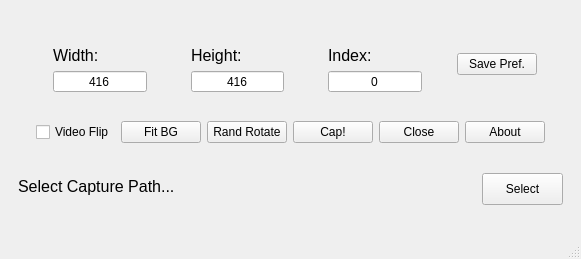
marc0cheung/ImageCap, file QtUI/imagecap_panel.ui: the form before one commit.
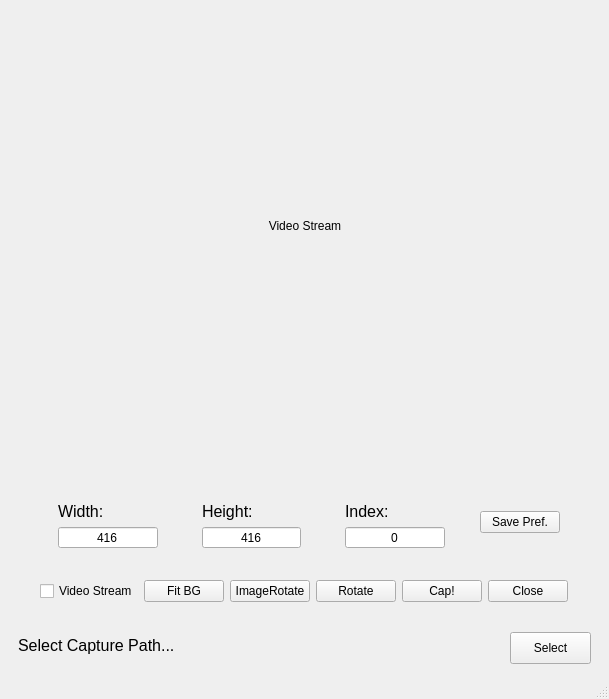
The form after the commit.

Commit message: Update ImageCap Panel GUI

What changed in the file:
```diff
--- a/QtUI/imagecap_panel.ui
+++ b/QtUI/imagecap_panel.ui
@@ -6,8 +6,8 @@
    <rect>
     <x>0</x>
     <y>0</y>
-    <width>581</width>
-    <height>259</height>
+    <width>609</width>
+    <height>699</height>
    </rect>
   </property>
   <property name="windowTitle">
@@ -15,6 +15,60 @@
   </property>
   <widget class="QWidget" name="centralwidget">
    <layout class="QVBoxLayout" name="verticalLayout">
+    <item>
+     <widget class="QWidget" name="VideoStream_Widget" native="true">
+      <layout class="QHBoxLayout" name="horizontalLayout_4">
+       <item>
+        <spacer name="horizontalSpacer_8">
+         <property name="orientation">
+          <enum>Qt::Horizontal</enum>
+         </property>
+         <property name="sizeHint" stdset="0">
+          <size>
+           <width>61</width>
+           <height>20</height>
+          </size>
+         </property>
+        </spacer>
+       </item>
+       <item>
+        <widget class="QLabel" name="videoStream">
+         <property name="minimumSize">
+          <size>
+           <width>416</width>
+           <height>416</height>
+          </size>
+         </property>
+         <property name="maximumSize">
+          <size>
+           <width>416</width>
+           <height>416</height>
+          </size>
+         </property>
+         <property name="text">
+          <string>Video Stream</string>
+         </property>
+         <property name="alignment">
+          <set>Qt::AlignCenter</set>
+         </property>
+        </widget>
+       </item>
+       <item>
+        <spacer name="horizontalSpacer_9">
+         <property name="orientation">
+          <enum>Qt::Horizontal</enum>
+         </property>
+         <property name="sizeHint" stdset="0">
+          <size>
+           <width>60</width>
+           <height>20</height>
+          </size>
+         </property>
+        </spacer>
+       </item>
+      </layout>
+     </widget>
+    </item>
     <item>
      <spacer name="verticalSpacer">
       <property name="orientation">
@@ -266,7 +320,7 @@
        <item>
         <widget class="QCheckBox" name="videoFlipCheckBox">
          <property name="text">
-          <string>Video Flip</string>
+          <string>Video Stream</string>
          </property>
         </widget>
        </item>
@@ -280,7 +334,14 @@
        <item>
         <widget class="QPushButton" name="RandRotateBtn">
          <property name="text">
-          <string>Rand Rotate</string>
+          <string>ImageRotate</string>
+         </property>
+        </widget>
+       </item>
+       <item>
+        <widget class="QPushButton" name="RotateBtn">
+         <property name="text">
+          <string>Rotate</string>
          </property>
         </widget>
        </item>
@@ -298,13 +359,6 @@
          </property>
         </widget>
        </item>
-       <item>
-        <widget class="QPushButton" name="AboutBtn">
-         <property name="text">
-          <string>About</string>
-         </property>
-        </widget>
-       </item>
        <item>
         <spacer name="horizontalSpacer_6">
          <property name="orientation">
@@ -364,19 +418,6 @@
       </layout>
      </widget>
     </item>
-    <item>
-     <spacer name="verticalSpacer_2">
-      <property name="orientation">
-       <enum>Qt::Vertical</enum>
-      </property>
-      <property name="sizeHint" stdset="0">
-       <size>
-        <width>20</width>
-        <height>40</height>
-       </size>
-      </property>
-     </spacer>
-    </item>
    </layout>
   </widget>
   <widget class="QStatusBar" name="statusbar"/>
```
Left out of the diff: 2 changed lines with no effect on the pictures. The commit also changes 1 other file.
